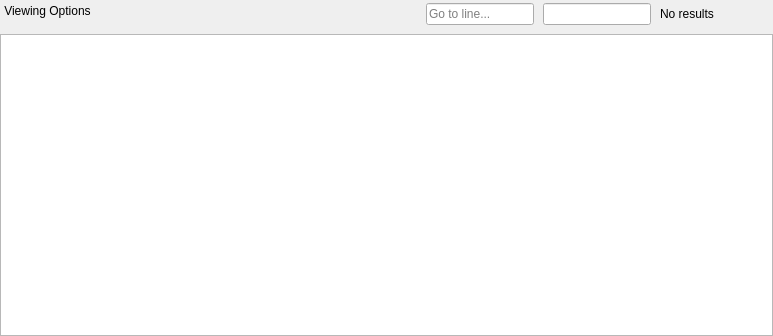
The window that source/qt_isa_gui/widgets/isa_widget.ui (GPUOpen-Tools/qt_isa_gui) describes before a commit, drawn with Qt 5.
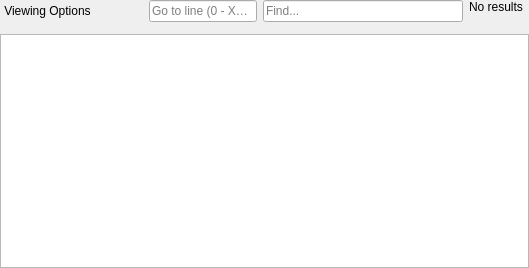
The same window after the commit. Icons and pictures are not drawn. Custom widgets are drawn as their Qt base class.

Patch:
```diff
--- a/source/qt_isa_gui/widgets/isa_widget.ui
+++ b/source/qt_isa_gui/widgets/isa_widget.ui
@@ -6,8 +6,8 @@
    <rect>
     <x>0</x>
     <y>0</y>
-    <width>773</width>
-    <height>336</height>
+    <width>529</width>
+    <height>268</height>
    </rect>
   </property>
   <property name="windowTitle">
@@ -32,7 +32,7 @@
    <item>
     <layout class="QHBoxLayout" name="controls_layout_" stretch="0,1,0,0,0,0">
      <property name="spacing">
-      <number>9</number>
+      <number>6</number>
      </property>
      <property name="leftMargin">
       <number>0</number>
@@ -124,7 +124,7 @@
        </property>
       </spacer>
      </item>
-     <item alignment="Qt::AlignmentFlag::AlignVCenter">
+     <item alignment="Qt::AlignmentFlag::AlignTop">
       <widget class="QLineEdit" name="go_to_line_">
        <property name="sizePolicy">
         <sizepolicy hsizetype="Fixed" vsizetype="Fixed">
@@ -133,12 +133,12 @@
         </sizepolicy>
        </property>
        <property name="placeholderText">
-        <string>Go to line...</string>
+        <string>Go to line (0 - XXXX):</string>
        </property>
       </widget>
      </item>
-     <item alignment="Qt::AlignmentFlag::AlignVCenter">
-      <widget class="TextSearchWidget" name="search_">
+     <item alignment="Qt::AlignmentFlag::AlignTop">
+      <widget class="QLineEdit" name="search_">
        <property name="sizePolicy">
         <sizepolicy hsizetype="Preferred" vsizetype="Fixed">
          <horstretch>0</horstretch>
@@ -147,13 +147,22 @@
        </property>
        <property name="minimumSize">
         <size>
-         <width>0</width>
+         <width>200</width>
          <height>0</height>
         </size>
        </property>
+       <property name="maximumSize">
+        <size>
+         <width>300</width>
+         <height>16777215</height>
+        </size>
+       </property>
+       <property name="placeholderText">
+        <string>Find...</string>
+       </property>
       </widget>
      </item>
-     <item alignment="Qt::AlignmentFlag::AlignVCenter">
+     <item alignment="Qt::AlignmentFlag::AlignTop">
       <widget class="QLabel" name="search_results_">
        <property name="sizePolicy">
         <sizepolicy hsizetype="Fixed" vsizetype="Fixed">
@@ -166,7 +175,7 @@
        </property>
       </widget>
      </item>
-     <item alignment="Qt::AlignmentFlag::AlignVCenter">
+     <item alignment="Qt::AlignmentFlag::AlignTop">
       <widget class="IsaBranchLabelNavigationWidget" name="branch_label_navigation_" native="true">
        <property name="sizePolicy">
         <sizepolicy hsizetype="Fixed" vsizetype="Fixed">
@@ -176,8 +185,8 @@
        </property>
        <property name="minimumSize">
         <size>
-         <width>50</width>
-         <height>10</height>
+         <width>0</width>
+         <height>0</height>
         </size>
        </property>
        <property name="styleSheet">
@@ -202,11 +211,6 @@
    <extends>QPushButton</extends>
    <header>qt_common/custom_widgets/arrow_icon_combo_box.h</header>
   </customwidget>
-  <customwidget>
-   <class>TextSearchWidget</class>
-   <extends>QLineEdit</extends>
-   <header>qt_common/custom_widgets/text_search_widget.h</header>
-  </customwidget>
   <customwidget>
    <class>IsaBranchLabelNavigationWidget</class>
    <extends>QWidget</extends>
```
Left out of the diff: 8 changed lines with no effect on the pictures.
